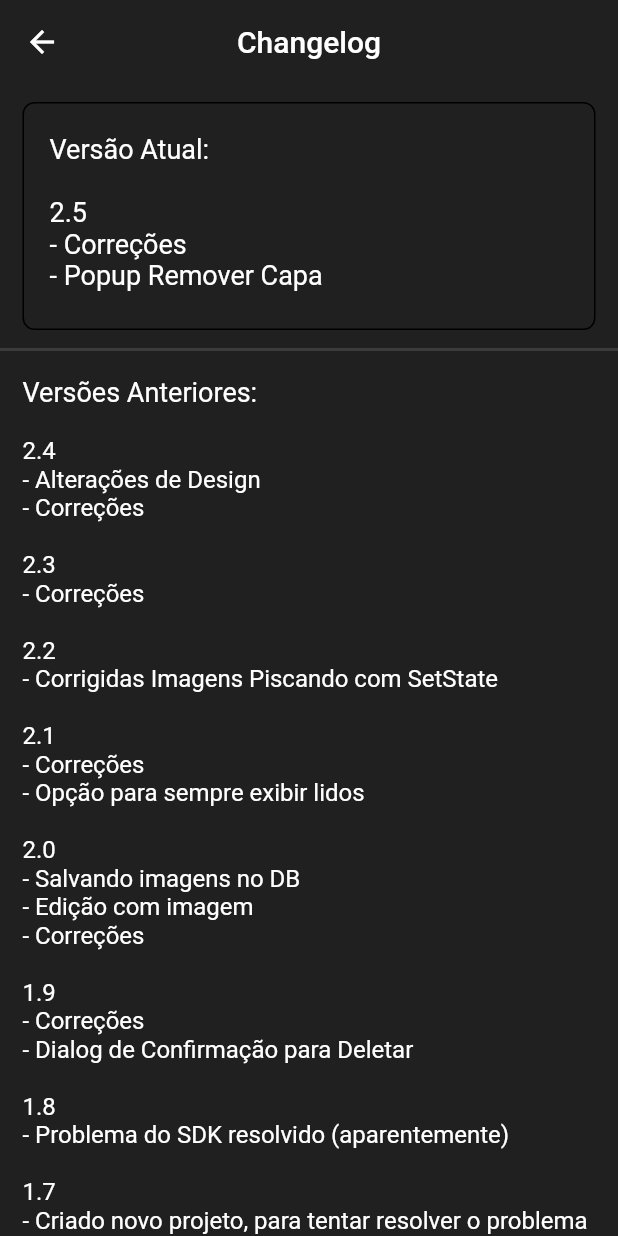
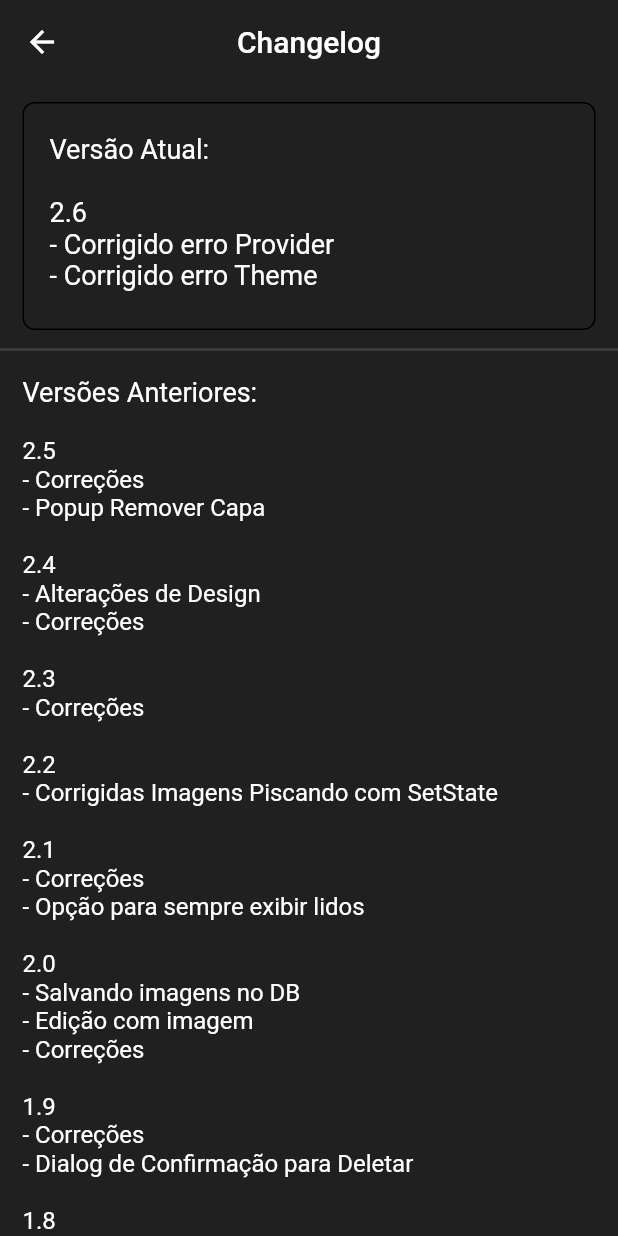
Before and after one commit to Fschmatz/booktrackerv2, a Flutter app: the Changelog screen opened directly, on a phone screen of 412 x 824 dp. Run offline on Flutter 3.47's test engine with Material 2 defaults, Android fonts, the phone set to English and light mode, and no system bars; our stand-ins replace image_picker, shared_preferences, sqflite; accounts and stored records are empty.

Commit message:
Update 2.6
Erros!!

```diff
--- a/lib/ui/cardLivro.dart
+++ b/lib/ui/cardLivro.dart
@@ -5,7 +5,6 @@ import 'package:flutter/cupertino.dart';
 import 'package:flutter/material.dart';
 import 'package:flutter/painting.dart';
 
-//https://stackoverflow.com/questions/54300081/flutter-popupmenu-on-long-press
 
 class CardLivro extends StatefulWidget {
   @override
--- a/lib/ui/updateLivro.dart
+++ b/lib/ui/updateLivro.dart
@@ -1,5 +1,4 @@
 import 'dart:io';
-
 import 'package:booktrackerv2/class/livro.dart';
 import 'package:booktrackerv2/db/livroDao.dart';
 import 'package:flutter/material.dart';
--- a/lib/util/versaoNomeChangelog.dart
+++ b/lib/util/versaoNomeChangelog.dart
@@ -1,7 +1,7 @@
 class versaoNomeChangelog{
 
   //se mudar o nome do App não esquecer de alterar, no manifesto
-  static String versaoApp = "2.5";
+  static String versaoApp = "2.6";
   static String nomeApp = "BookTracker";
 
   //1espaço acima, nenhum embaixo
@@ -9,12 +9,16 @@ class versaoNomeChangelog{
 
 Versão Atual:
 
+2.6
+- Corrigido erro Provider
+- Corrigido erro Theme
+''';
+
+  static String changelogsAntigos = '''
+
 2.5
 - Correções
 - Popup Remover Capa
-''';
-
-  static String changelogsAntigos = '''
 
 2.4
 - Alterações de Design
```
Also changed, not shown: lib/main.dart (+10 -0 lines), lib/pages/configs.dart (+1 -7 lines), lib/pages/home.dart (+2 -5 lines).
